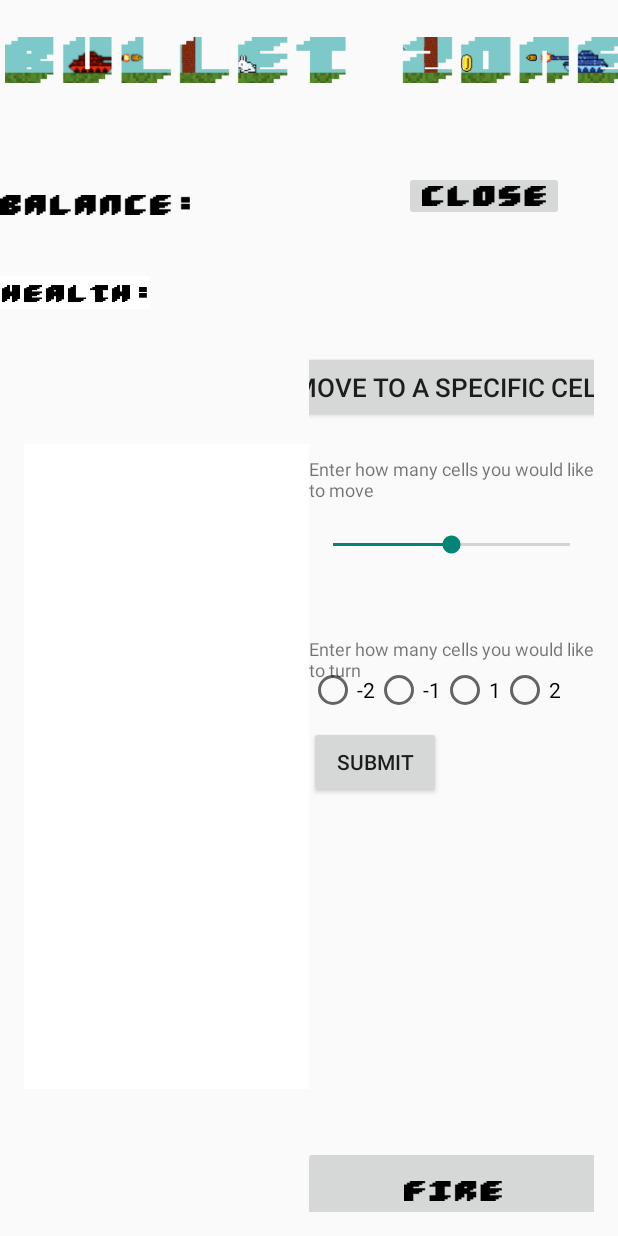
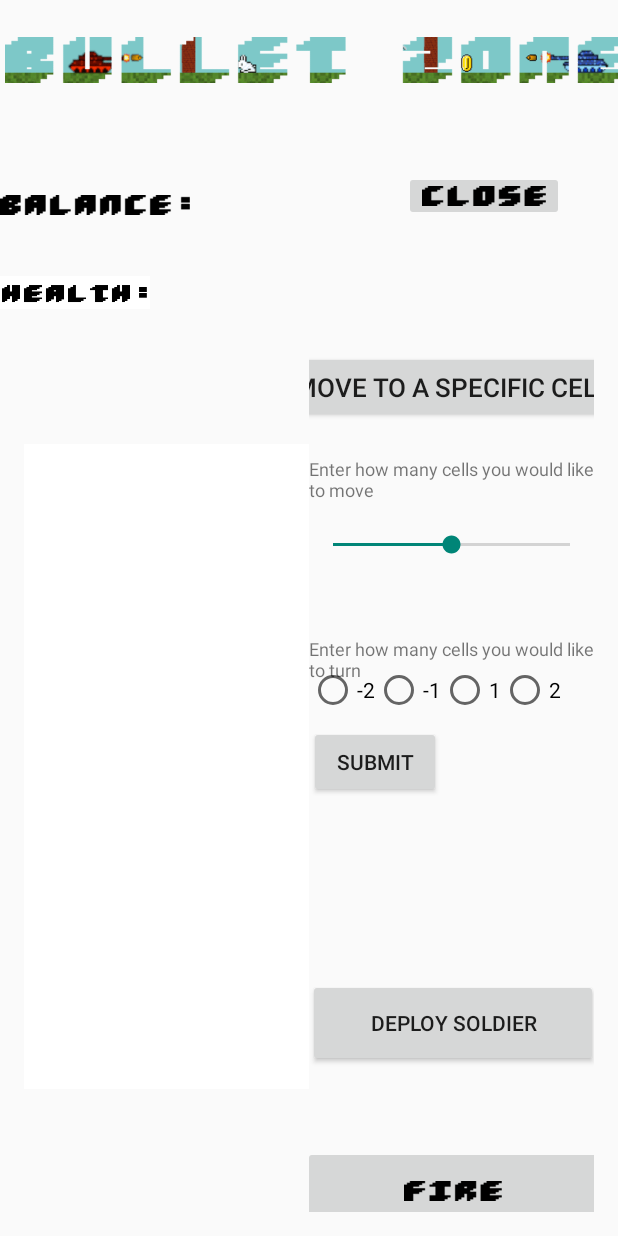
Before and after one commit to GetBirned/BulletZone, an Android app: the layout activity_client.xml on its own in the app's theme, with its tools: preview values and no code run, on a phone screen of 412 x 824 dp. Run offline under Robolectric (Android 15) with nearby library versions, the phone set to English and light mode, and no system bars.

Commit message:
Pushed numCoins in GridAdapter.java and added Deploy Soldier button in activity_client.xml.

```diff
--- a/client/src/main/java/edu/unh/cs/cs619/bulletzone/ui/GridAdapter.java
+++ b/client/src/main/java/edu/unh/cs/cs619/bulletzone/ui/GridAdapter.java
@@ -38,6 +38,8 @@ public class GridAdapter extends BaseAdapter {
 
     int tankRow;
     int tankCol;
+
+    public int numCoins = 1000;
     private static final String TAGFRIEND = "GridAdapter (Friendly):";
     private static final String TAGENEMY = "GridAdapter (Enemy):";
 
--- a/client/src/main/res/layout/activity_client.xml
+++ b/client/src/main/res/layout/activity_client.xml
@@ -106,6 +106,21 @@
             android:layout_height="850dp"
             android:layout_weight="1"
             android:layout_marginTop="68dp">
+
+
+            <Button
+                android:id="@+id/deploySoldier"
+                android:layout_width="199dp"
+                android:layout_height="59dp"
+                android:layout_alignLeft="@+id/buttonUp"
+                android:layout_alignTop="@+id/buttonFire"
+                android:layout_alignBottom="@+id/buttonFire"
+                android:layout_marginLeft="-62dp"
+                android:layout_marginTop="-111dp"
+                android:layout_marginRight="-62dp"
+                android:layout_marginBottom="112dp"
+                android:layout_toLeftOf="@+id/buttonRight"
+                android:text="Deploy Soldier" />
 
             <ImageButton
                 android:id="@+id/buttonDown"
```
